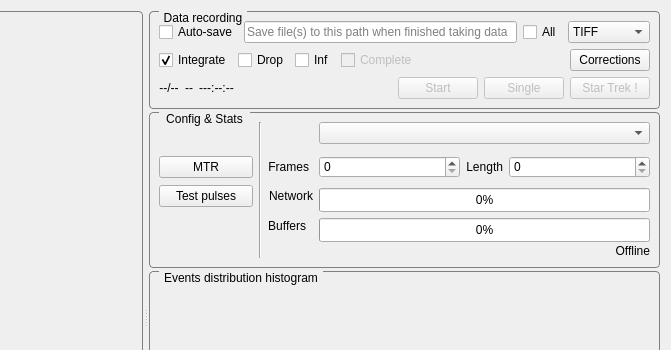
First picture: the form in SpidrMpx3Eq/qcstmglvisualization.ui, repository navrit/dexter, before the edit; both pictures show x 578 to 1249 and y 0 to 350 of the 1249 by 634 pixel window.
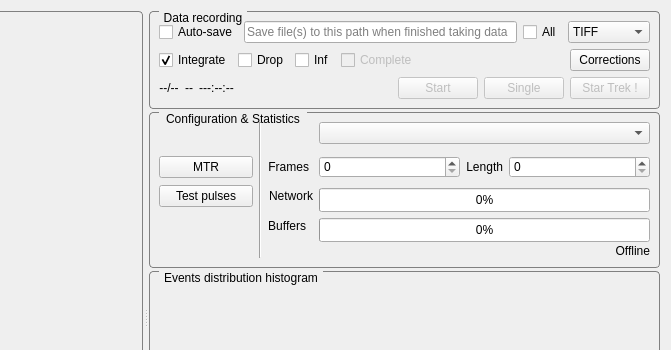
Second picture: the form after the edit. Custom widgets are drawn as their Qt base class.

The edit to the form file:
```diff
--- a/SpidrMpx3Eq/qcstmglvisualization.ui
+++ b/SpidrMpx3Eq/qcstmglvisualization.ui
@@ -524,7 +524,7 @@
           </sizepolicy>
          </property>
          <property name="title">
-          <string>Config &amp;&amp; Stats</string>
+          <string>Configuration &amp;&amp; Statistics</string>
          </property>
          <layout class="QVBoxLayout" name="verticalLayout_3">
           <item>
```
